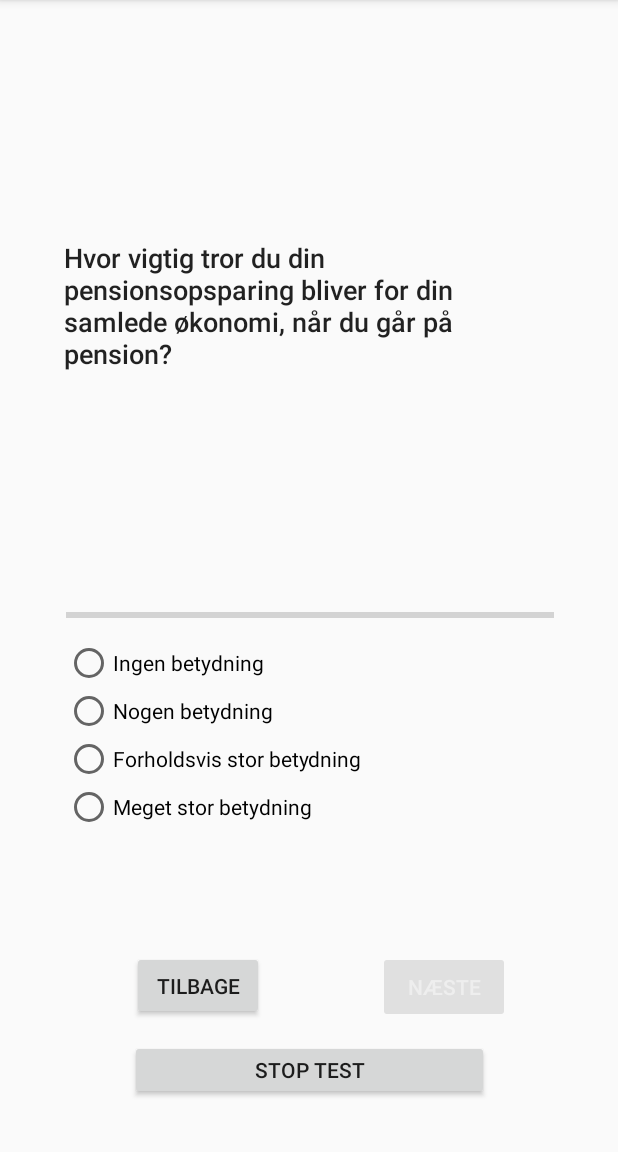
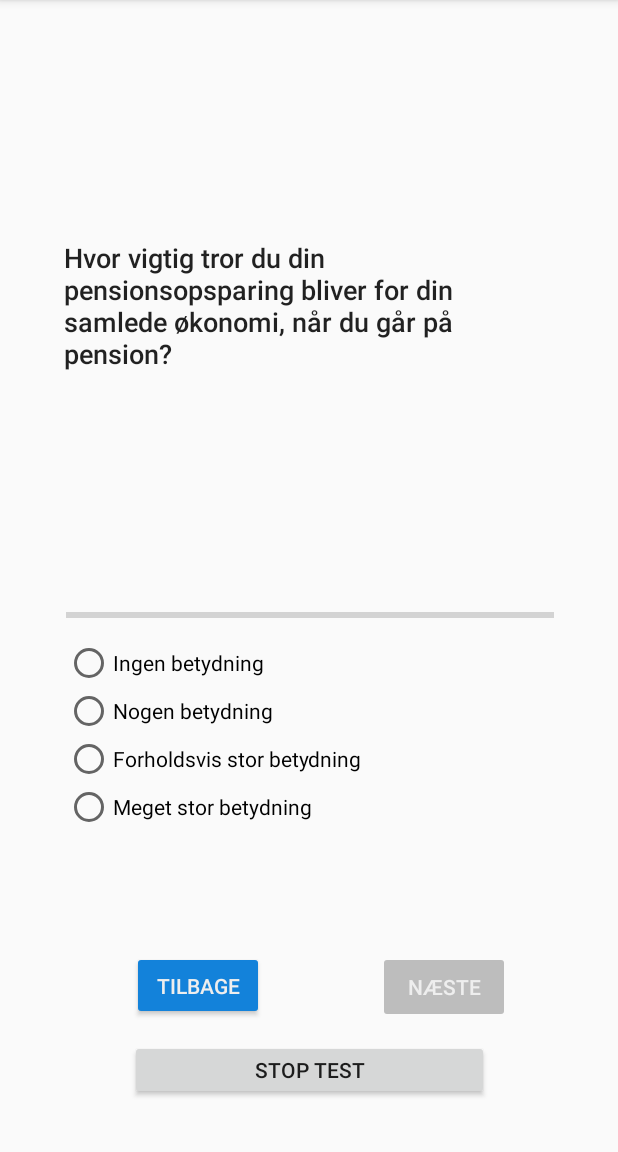
Before and after one commit to s147300/final_pensionconsult, an Android app: the TestQuestions screen opened directly, with no data from a screen before it, on a phone screen of 412 x 824 dp, the part 84-1236 px from its top. Run offline under Robolectric (Android 15) with nearby library versions, the phone set to English and light mode, and no system bars.

Commit message:
Work in master push (layout changes)

```diff
--- a/app/src/main/java/com/example/jonathanlarsen/pensionconsultmainpage/fragments/Home.java
+++ b/app/src/main/java/com/example/jonathanlarsen/pensionconsultmainpage/fragments/Home.java
@@ -1,6 +1,7 @@
 package com.example.jonathanlarsen.pensionconsultmainpage.fragments;
 
 
+import android.content.Intent;
 import android.os.Bundle;
 import android.support.v4.app.Fragment;
 import android.view.LayoutInflater;
@@ -10,6 +11,7 @@ import android.widget.Button;
 import android.widget.TextView;
 
 import com.example.jonathanlarsen.pensionconsultmainpage.R;
+import com.example.jonathanlarsen.pensionconsultmainpage.TestQuestions;
 
 /**
  * A simple {@link Fragment} subclass.
@@ -41,7 +43,7 @@ public class Home extends Fragment implements View.OnClickListener {
 
     @Override
     public void onClick(View v) {
-        //Intent i = new Intent(this, TestQuestions.class);
-        //startActivity(i);
+        Intent i = new Intent(this.getActivity(), TestQuestions.class);
+        startActivity(i);
     }
 }
--- a/app/src/main/res/layout/activity_test_questions.xml
+++ b/app/src/main/res/layout/activity_test_questions.xml
@@ -15,6 +15,7 @@
         android:layout_marginStart="8dp"
         android:layout_marginTop="36dp"
         android:text="tilbage"
+        android:theme="@style/primaryButtons"
         app:layout_constraintBottom_toTopOf="@+id/anullBut"
         app:layout_constraintEnd_toStartOf="@+id/nextBut"
         app:layout_constraintHorizontal_bias="0.541"
@@ -32,6 +33,7 @@
         android:layout_marginStart="8dp"
         android:layout_marginTop="8dp"
         android:text="Stop test"
+
         app:layout_constraintBottom_toBottomOf="parent"
         app:layout_constraintEnd_toEndOf="parent"
         app:layout_constraintHorizontal_bias="0.503"
--- a/app/src/main/res/values/colors.xml
+++ b/app/src/main/res/values/colors.xml
@@ -3,8 +3,9 @@
     <color name="colorPrimary">#1382da</color>
     <color name="colorPrimaryDark">#454545</color>
     <color name="colorAccent">#1382da</color>
-    <color name="unchecked">#E0E0E0</color>
-    <color name="checked">#009688</color>
+    <color name="unchecked">#BDBDBD</color>
+    <color name="checked">#1382da</color>
     <color name="grey">#EEEEEE</color>
     <color name="orange">#FFA726</color>
+    <color name="red">#C62828</color>
 </resources>
--- a/app/src/main/res/values/styles.xml
+++ b/app/src/main/res/values/styles.xml
@@ -21,4 +21,8 @@
         <item name="colorButtonNormal">@drawable/btn_questions</item>
         <item name="android:textColor">@color/grey</item>
     </style>
+    <style name="primaryButtons" parent="ThemeOverlay.AppCompat">
+        <item name="colorButtonNormal">@color/colorPrimary</item>
+        <item name="android:textColor">@color/grey</item>
+    </style>
 </resources>
```
